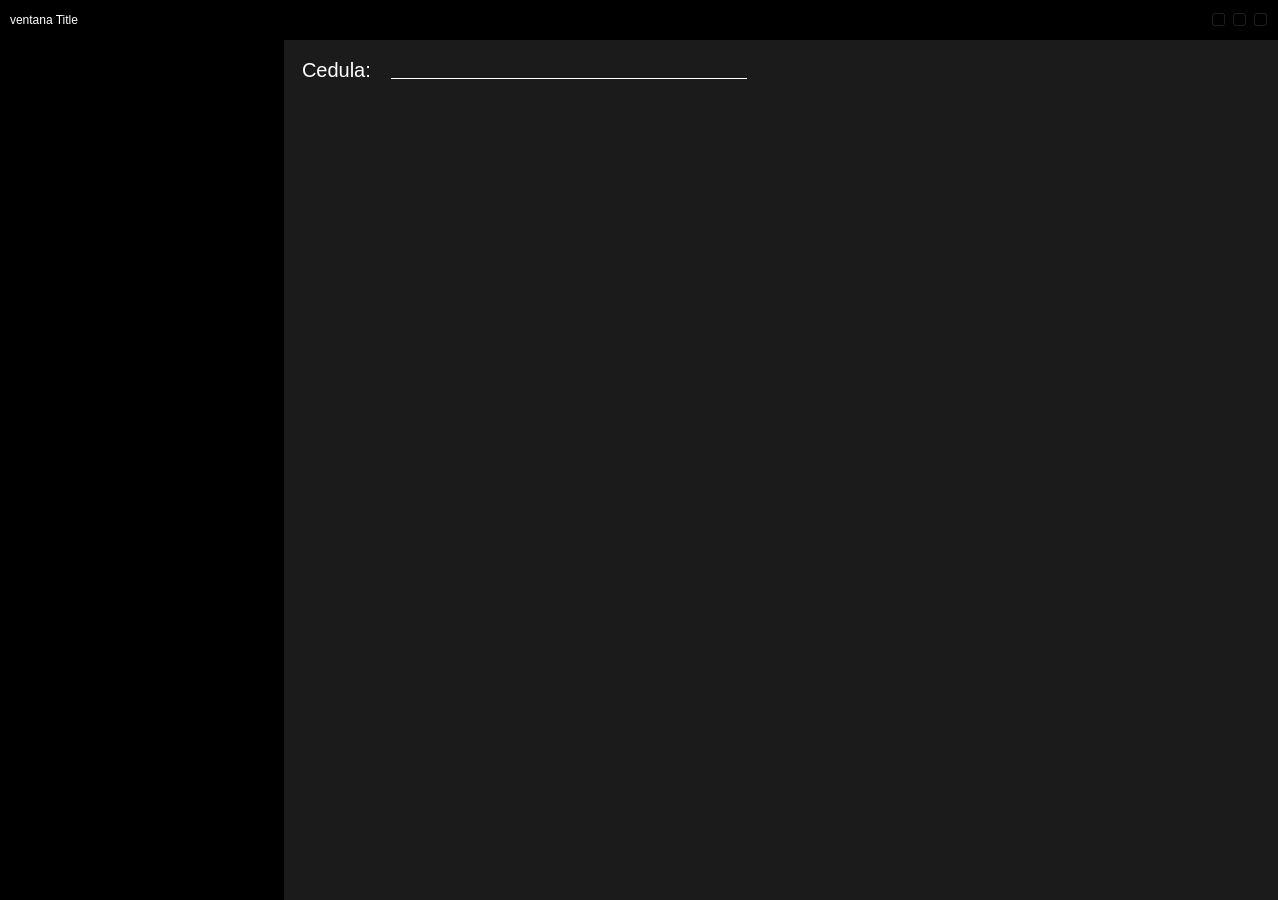
Qt form Resource/Views/work.ui (Jpalacio98/Tzedaka) before a commit.
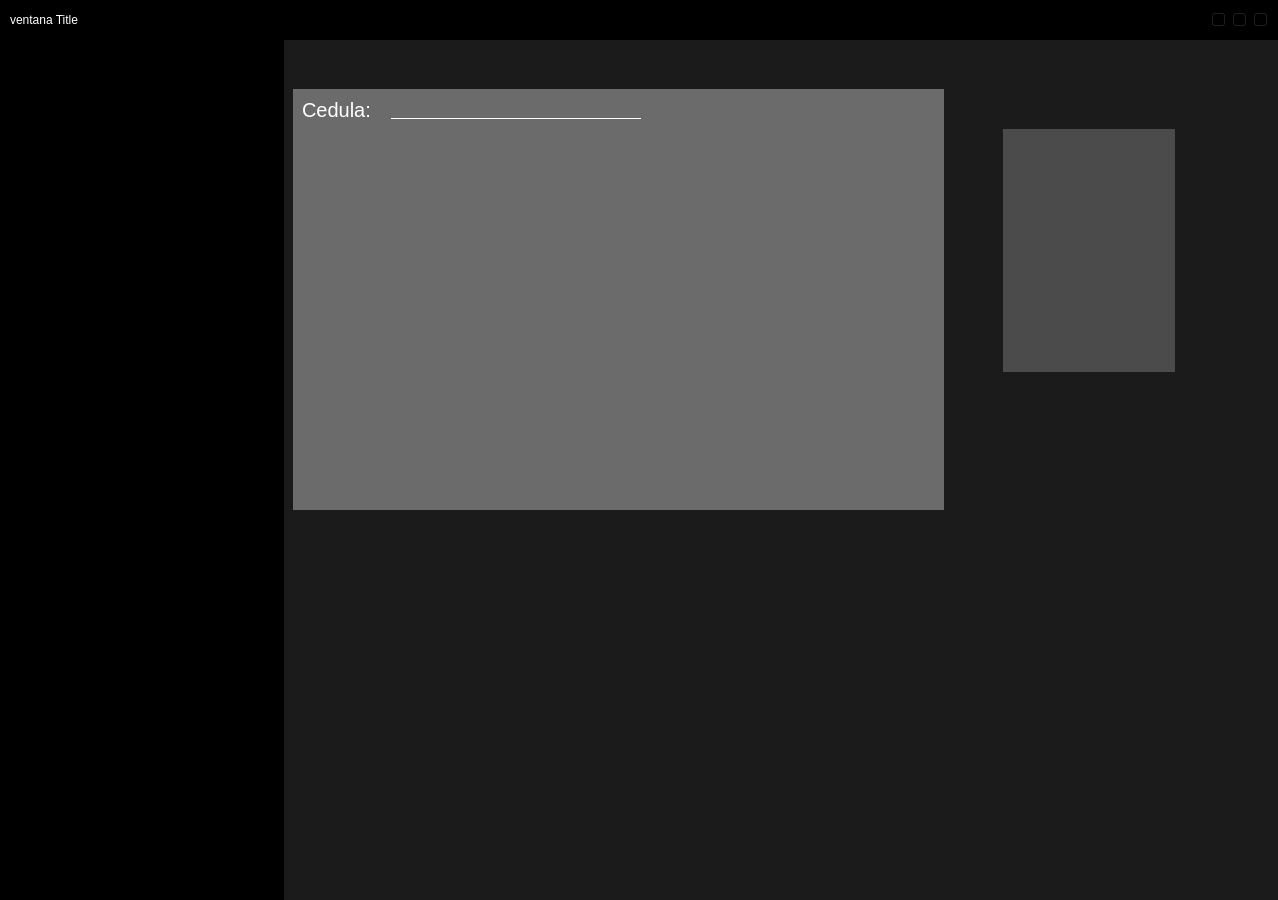
The same form after that commit. Icons and pictures are not drawn.

Commit message: Avances vista work

Patch:
```diff
--- a/Resource/Views/work.ui
+++ b/Resource/Views/work.ui
@@ -207,6 +207,9 @@
 background-color: rgba(195, 195, 195,0);
 border:none;</string>
              </property>
+             <property name="frameShadow">
+              <enum>QFrame::Raised</enum>
+             </property>
              <property name="widgetResizable">
               <bool>true</bool>
              </property>
@@ -219,9 +222,31 @@
                 <height>842</height>
                </rect>
               </property>
-              <layout class="QVBoxLayout" name="verticalLayout_7">
-               <item>
-                <layout class="QHBoxLayout" name="horizontalLayout_5">
+              <widget class="QFrame" name="frame_3">
+               <property name="geometry">
+                <rect>
+                 <x>0</x>
+                 <y>40</y>
+                 <width>651</width>
+                 <height>421</height>
+                </rect>
+               </property>
+               <property name="styleSheet">
+                <string notr="true">background-color: rgba(255, 255, 255, 90);</string>
+               </property>
+               <property name="frameShape">
+                <enum>QFrame::Box</enum>
+               </property>
+               <property name="frameShadow">
+                <enum>QFrame::Sunken</enum>
+               </property>
+               <property name="lineWidth">
+                <number>1</number>
+               </property>
+               <property name="midLineWidth">
+                <number>1</number>
+               </property>
+               <layout class="QHBoxLayout" name="horizontalLayout_4">
                  <item>
                   <layout class="QVBoxLayout" name="verticalLayout_3">
                    <property name="spacing">
@@ -237,7 +262,8 @@
                         </font>
                        </property>
                        <property name="styleSheet">
-                        <string notr="true">color: rgb(255, 255, 255);</string>
+                       <string notr="true">color: rgb(255, 255, 255);
+background-color: rgba(255, 255, 255, 0);</string>
                        </property>
                        <property name="text">
                         <string>Cedula:</string>
@@ -253,14 +279,34 @@
                        </property>
                        <property name="styleSheet">
                         <string notr="true">border:none;
-border-bottom:1px solid #fff</string>
+border-bottom:1px solid #fff;
+background-color: rgba(255, 255, 255, 0);</string>
                        </property>
                       </widget>
                      </item>
                      <item>
                       <widget class="QPushButton" name="btn_buscar_clientes">
+                      <property name="minimumSize">
+                       <size>
+                        <width>24</width>
+                        <height>24</height>
+                       </size>
+                      </property>
+                      <property name="maximumSize">
+                       <size>
+                        <width>24</width>
+                        <height>24</height>
+                       </size>
+                      </property>
                        <property name="styleSheet">
-                        <string notr="true"/>
+                       <string notr="true">QPushButton{
+  background-color: rgba(255, 255, 255, 0);
+  border:none;
+}
+QPushButton:hover{
+ border-bottom: 2px solid #ffffff;
+ border-radius: 12;
+}</string>
                        </property>
                        <property name="text">
                         <string/>
@@ -271,8 +317,8 @@
                        </property>
                        <property name="iconSize">
                         <size>
-                         <width>20</width>
-                         <height>20</height>
+                        <width>15</width>
+                        <height>15</height>
                         </size>
                        </property>
                       </widget>
@@ -304,8 +350,17 @@
                    </item>
                   </layout>
                  </item>
-                 <item>
+               </layout>
+              </widget>
                   <widget class="QFrame" name="frame_list_btn_clientes">
+               <property name="geometry">
+                <rect>
+                 <x>710</x>
+                 <y>80</y>
+                 <width>172</width>
+                 <height>243</height>
+                </rect>
+               </property>
                    <property name="minimumSize">
                     <size>
                      <width>100</width>
@@ -313,7 +368,7 @@
                     </size>
                    </property>
                    <property name="styleSheet">
-                    <string notr="true">background-color: rgba(88, 88, 88,0);</string>
+                <string notr="true">background-color: rgba(88, 88, 88,200);</string>
                    </property>
                    <property name="frameShape">
                     <enum>QFrame::StyledPanel</enum>
@@ -322,10 +377,6 @@
                     <enum>QFrame::Raised</enum>
                    </property>
                   </widget>
-                 </item>
-                </layout>
-               </item>
-              </layout>
              </widget>
             </widget>
            </item>
```
Left out of the diff: 8 changed lines with no effect on the pictures. Lines whose indentation alone changed are shown as unchanged.
